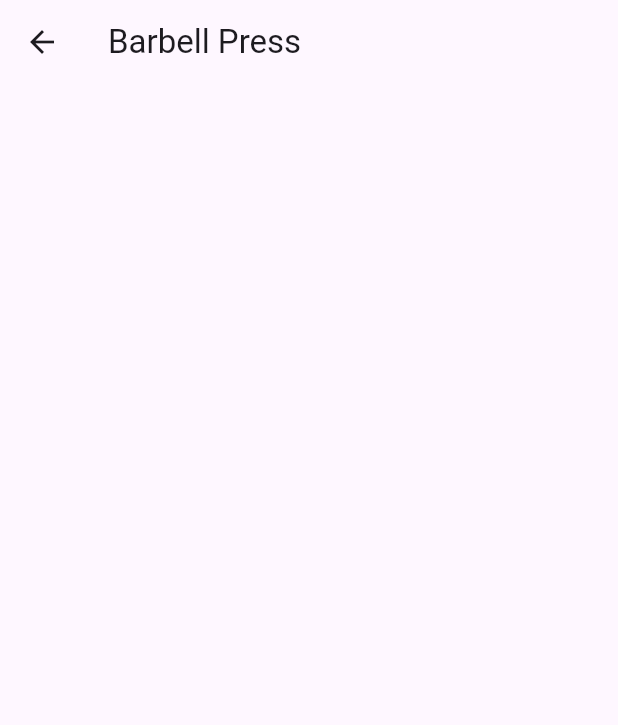
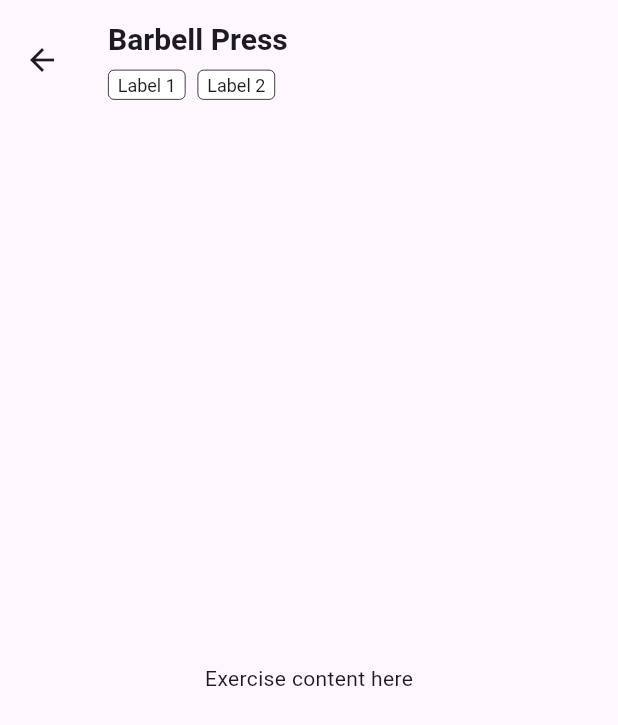
Before and after one commit to Brian-Kristofer-Perez/gilas-repo, a Flutter app: the ExerciseInfo screen opened directly, on a phone screen of 412 x 824 dp. Shown: the top 725 px of the screen. Run offline on Flutter 3.47's test engine with Material 3 defaults, Android fonts, the phone set to English and light mode, and no system bars.

Commit message:
feat: add labels to title

```diff
--- a/lib/exercise-info.dart
+++ b/lib/exercise-info.dart
@@ -1,24 +1,66 @@
 import 'package:flutter/material.dart';
 
+
+class TextLabel extends StatelessWidget {
+  final String label;
+
+  const TextLabel({
+    Key? key,
+    required this.label,
+  }) : super(key: key);
+
+  @override
+  Widget build(BuildContext context) {
+    return Container(
+      padding: EdgeInsets.symmetric(horizontal: 6, vertical: 2),
+      decoration: BoxDecoration(
+        color: Colors.white,
+        border: Border.all(
+          color: Colors.black,
+          width: 0.5,
+        ),
+        borderRadius: BorderRadius.circular(4),
+      ),
+      child: Text(
+        label,
+        style: TextStyle(fontSize: 12),
+      ),
+    );
+  }
+}
+
 class ExerciseInfo extends StatelessWidget {
-
   @override
   Widget build(BuildContext context) {
     return Scaffold(
       appBar: AppBar(
         leading: BackButton(
           onPressed: () {
-            // pop the navigation stack
+            Navigator.pop(context);
           },
         ),
         title: Column(
+          crossAxisAlignment: CrossAxisAlignment.start,
           children: [
-            SizedBox(width: 30,),
-            Text("Barbell Press")
+            Text(
+              "Barbell Press",
+              style: TextStyle(fontSize: 20, fontWeight: FontWeight.bold),
+            ),
+            SizedBox(height: 8),
+            Row(
+              children: [
+                TextLabel(label: "Label 1"),
+                SizedBox(width: 8),
+                TextLabel(label: "Label 2"),
+              ],
+            ),
           ],
-        ), // title
+        ),
+        toolbarHeight: 80,
+      ),
+      body: Center(
+        child: Text("Exercise content here"),
       ),
     );
   }
-
 }
```
